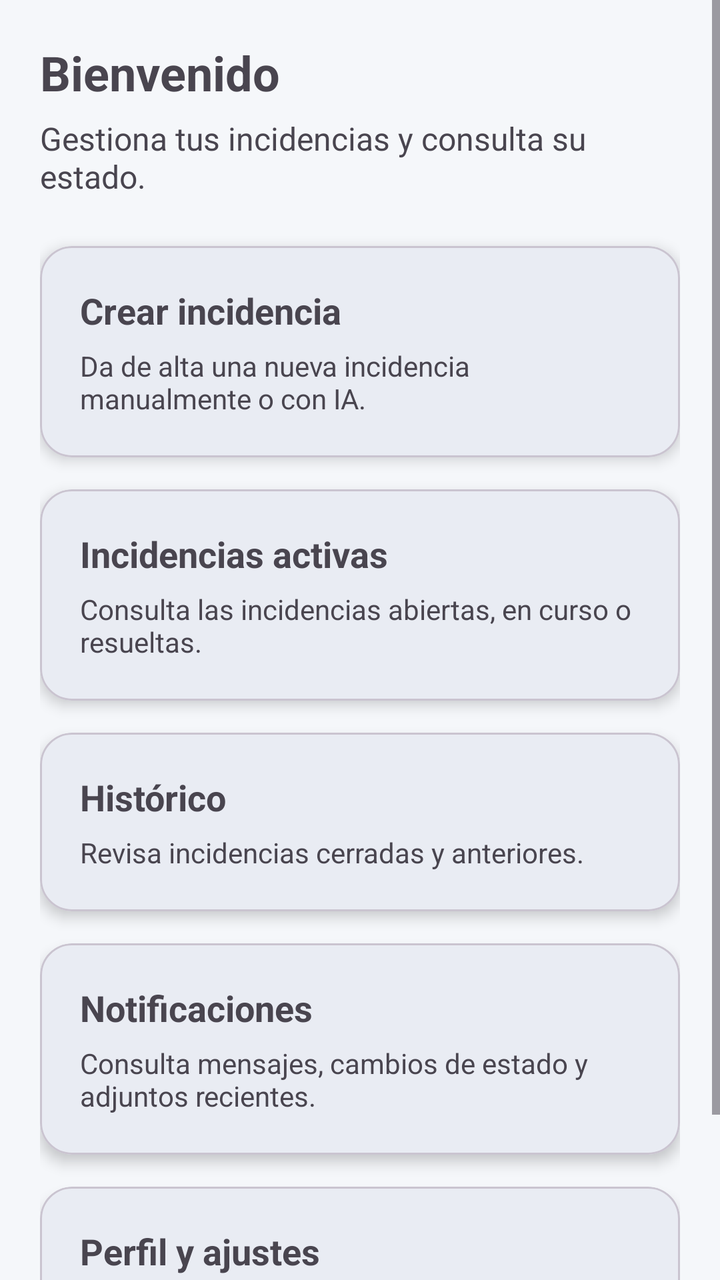
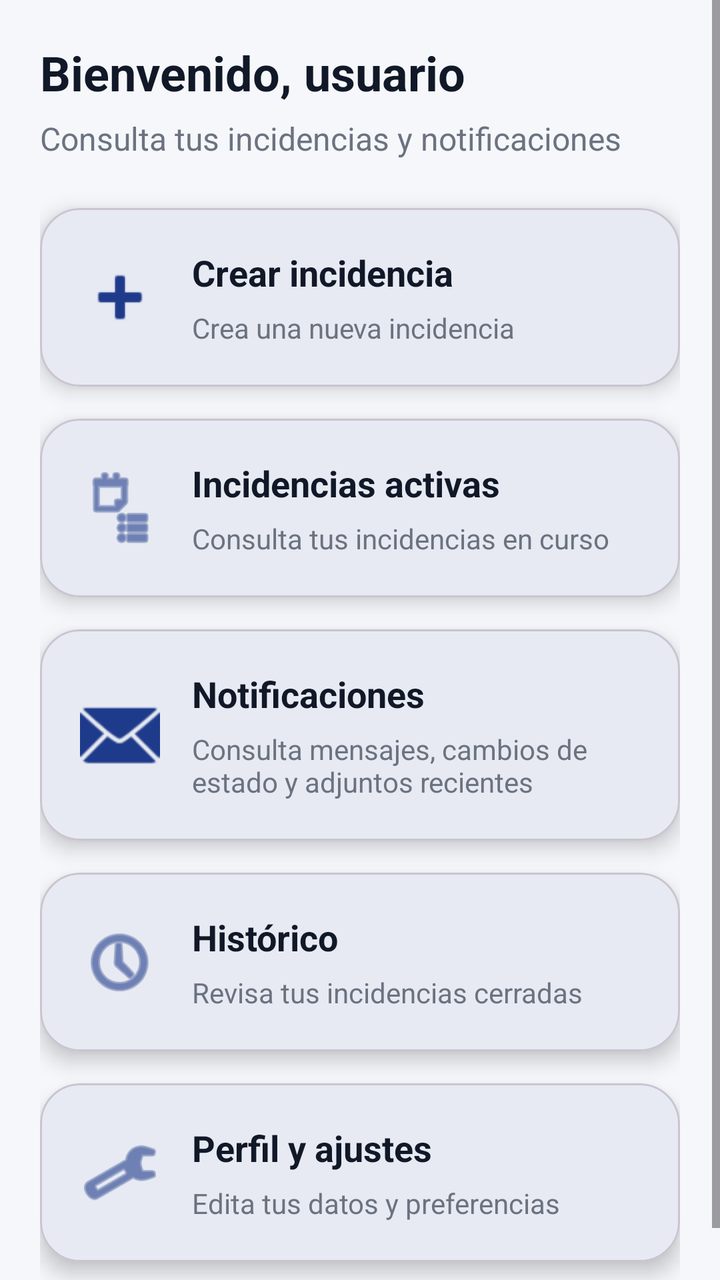

Two renders of the same Android screen: before a commit and after it. Below are the layout's source before the change and the commit's diff.
<!-- AndroidManifest.xml: application theme Theme.Tfgincidenciasfront -->
<!-- res/layout/fragment_user_home.xml -->
<?xml version="1.0" encoding="utf-8"?>
<ScrollView xmlns:android="http://schemas.android.com/apk/res/android"
    xmlns:app="http://schemas.android.com/apk/res-auto"
    android:layout_width="match_parent"
    android:layout_height="match_parent">

    <LinearLayout
        android:layout_width="match_parent"
        android:layout_height="wrap_content"
        android:orientation="vertical"
        android:padding="20dp">

        <TextView
            android:id="@+id/tvWelcome"
            android:layout_width="wrap_content"
            android:layout_height="wrap_content"
            android:text="Bienvenido"
            android:textSize="24sp"
            android:textStyle="bold" />

        <TextView
            android:id="@+id/tvSubtitle"
            android:layout_width="wrap_content"
            android:layout_height="wrap_content"
            android:layout_marginTop="6dp"
            android:text="Gestiona tus incidencias y consulta su estado."
            android:textSize="16sp" />

        <com.google.android.material.card.MaterialCardView
            android:id="@+id/cardCreateIncident"
            android:layout_width="match_parent"
            android:layout_height="wrap_content"
            android:layout_marginTop="24dp"
            app:cardCornerRadius="16dp"
            app:cardElevation="4dp">

            <LinearLayout
                android:layout_width="match_parent"
                android:layout_height="wrap_content"
                android:orientation="vertical"
                android:padding="20dp">

                <TextView
                    android:layout_width="wrap_content"
                    android:layout_height="wrap_content"
                    android:text="Crear incidencia"
                    android:textSize="18sp"
                    android:textStyle="bold" />

                <TextView
                    android:layout_width="wrap_content"
                    android:layout_height="wrap_content"
                    android:layout_marginTop="6dp"
                    android:text="Da de alta una nueva incidencia manualmente o con IA." />
            </LinearLayout>
        </com.google.android.material.card.MaterialCardView>

        <com.google.android.material.card.MaterialCardView
            android:id="@+id/cardActiveIncidents"
            android:layout_width="match_parent"
            android:layout_height="wrap_content"
            android:layout_marginTop="16dp"
            app:cardCornerRadius="16dp"
            app:cardElevation="4dp">

            <LinearLayout
                android:layout_width="match_parent"
                android:layout_height="wrap_content"
                android:orientation="vertical"
                android:padding="20dp">

                <TextView
                    android:layout_width="wrap_content"
                    android:layout_height="wrap_content"
                    android:text="Incidencias activas"
                    android:textSize="18sp"
                    android:textStyle="bold" />

                <TextView
                    android:layout_width="wrap_content"
                    android:layout_height="wrap_content"
                    android:layout_marginTop="6dp"
                    android:text="Consulta las incidencias abiertas, en curso o resueltas." />
            </LinearLayout>
        </com.google.android.material.card.MaterialCardView>

        <com.google.android.material.card.MaterialCardView
            android:id="@+id/cardHistory"
            android:layout_width="match_parent"
            android:layout_height="wrap_content"
            android:layout_marginTop="16dp"
            app:cardCornerRadius="16dp"
            app:cardElevation="4dp">

            <LinearLayout
                android:layout_width="match_parent"
                android:layout_height="wrap_content"
                android:orientation="vertical"
                android:padding="20dp">

                <TextView
                    android:layout_width="wrap_content"
                    android:layout_height="wrap_content"
                    android:text="Histórico"
                    android:textSize="18sp"
                    android:textStyle="bold" />

                <TextView
                    android:layout_width="wrap_content"
                    android:layout_height="wrap_content"
                    android:layout_marginTop="6dp"
                    android:text="Revisa incidencias cerradas y anteriores." />
            </LinearLayout>
        </com.google.android.material.card.MaterialCardView>
        <com.google.android.material.card.MaterialCardView
            android:id="@+id/cardNotifications"
            android:layout_width="match_parent"
            android:layout_height="wrap_content"
            android:layout_marginTop="16dp"
            app:cardCornerRadius="16dp"
            app:cardElevation="4dp">

            <LinearLayout
                android:layout_width="match_parent"
                android:layout_height="wrap_content"
                android:orientation="vertical"
                android:padding="20dp">

                <TextView
                    android:layout_width="wrap_content"
                    android:layout_height="wrap_content"
                    android:text="Notificaciones"
                    android:textSize="18sp"
                    android:textStyle="bold" />

                <TextView
                    android:layout_width="wrap_content"
                    android:layout_height="wrap_content"
                    android:layout_marginTop="6dp"
                    android:text="Consulta mensajes, cambios de estado y adjuntos recientes." />
            </LinearLayout>
        </com.google.android.material.card.MaterialCardView>

        <com.google.android.material.card.MaterialCardView
            android:id="@+id/cardSettings"
            android:layout_width="match_parent"
            android:layout_height="wrap_content"
            android:layout_marginTop="16dp"
            android:layout_marginBottom="16dp"
            app:cardCornerRadius="16dp"
            app:cardElevation="4dp">

            <LinearLayout
                android:layout_width="match_parent"
                android:layout_height="wrap_content"
                android:orientation="vertical"
                android:padding="20dp">

                <TextView
                    android:layout_width="wrap_content"
                    android:layout_height="wrap_content"
                    android:text="Perfil y ajustes"
                    android:textSize="18sp"
                    android:textStyle="bold" />

                <TextView
                    android:layout_width="wrap_content"
                    android:layout_height="wrap_content"
                    android:layout_marginTop="6dp"
                    android:text="Edita tus datos, cambia la contraseña o cierra sesión." />
            </LinearLayout>
        </com.google.android.material.card.MaterialCardView>

    </LinearLayout>
</ScrollView>
<!-- resources referenced by this layout -->
<resources>
  <style name="Theme.Tfgincidenciasfront" parent="Base.Theme.Tfgincidenciasfront" />
  <style name="Base.Theme.Tfgincidenciasfront" parent="Theme.Material3.DayNight.NoActionBar">
  
          
          <item name="colorPrimary">@color/primary</item>
          <item name="colorOnPrimary">@color/onPrimary</item>
  
          
          <item name="android:colorBackground">@color/background</item>
  
          
          <item name="colorSurface">@color/surface</item>
          <item name="colorOnSurface">@color/onSurface</item>
  
      </style>
  <color name="primary">#1E3A8A</color>
  <color name="onPrimary">#FFFFFF</color>
  <color name="background">#F5F7FA</color>
  <color name="surface">#FFFFFF</color>
  <color name="onSurface">#111827</color>
</resources>

<!-- the commit's change to res/layout/fragment_user_home.xml (unified diff, before → after) -->
@@ -2,7 +2,8 @@
 <ScrollView xmlns:android="http://schemas.android.com/apk/res/android"
     xmlns:app="http://schemas.android.com/apk/res-auto"
     android:layout_width="match_parent"
-    android:layout_height="match_parent">
+    android:layout_height="match_parent"
+    android:fillViewport="true">
 
     <LinearLayout
         android:layout_width="match_parent"
@@ -14,7 +15,8 @@
             android:id="@+id/tvWelcome"
             android:layout_width="wrap_content"
             android:layout_height="wrap_content"
-            android:text="Bienvenido"
+            android:text="Bienvenido, usuario"
+            android:textColor="@color/onSurface"
             android:textSize="24sp"
             android:textStyle="bold" />
 
@@ -23,7 +25,8 @@
             android:layout_width="wrap_content"
             android:layout_height="wrap_content"
             android:layout_marginTop="6dp"
-            android:text="Gestiona tus incidencias y consulta su estado."
+            android:text="Consulta tus incidencias y notificaciones"
+            android:textColor="@color/secondaryText"
             android:textSize="16sp" />
 
         <com.google.android.material.card.MaterialCardView
@@ -31,113 +34,231 @@
             android:layout_width="match_parent"
             android:layout_height="wrap_content"
             android:layout_marginTop="24dp"
-            app:cardCornerRadius="16dp"
-            app:cardElevation="4dp">
-
-            <LinearLayout
-                android:layout_width="match_parent"
-                android:layout_height="wrap_content"
-                android:orientation="vertical"
-                android:padding="20dp">
+            android:clickable="true"
+            android:focusable="true"
+            android:stateListAnimator="@animator/card_press_state_animator"
+            app:cardBackgroundColor="@color/surface"
+            app:cardCornerRadius="20dp"
+            app:cardElevation="6dp"
+            app:rippleColor="@color/card_ripple">
+
+            <LinearLayout
+                android:layout_width="match_parent"
+                android:layout_height="wrap_content"
+                android:gravity="center_vertical"
+                android:orientation="horizontal"
+                android:padding="20dp">
+
+                <ImageView
+                    android:layout_width="40dp"
+                    android:layout_height="40dp"
+                    android:contentDescription="@null"
+                    android:src="@android:drawable/ic_input_add"
+                    android:tint="@color/primary" />
+
+                <LinearLayout
+                    android:layout_width="0dp"
+                    android:layout_height="wrap_content"
+                    android:layout_marginStart="16dp"
+                    android:layout_weight="1"
+                    android:orientation="vertical">
+
+                    <TextView
+                        android:layout_width="wrap_content"
+                        android:layout_height="wrap_content"
+                        android:text="Crear incidencia"
+                        android:textColor="@color/onSurface"
+                        android:textSize="18sp"
+                        android:textStyle="bold" />
+
+                    <TextView
+                        android:layout_width="wrap_content"
+                        android:layout_height="wrap_content"
+                        android:layout_marginTop="6dp"
+                        android:text="Crea una nueva incidencia"
+                        android:textColor="@color/secondaryText" />
+                </LinearLayout>
+
+            </LinearLayout>
+        </com.google.android.material.card.MaterialCardView>
+
+        <com.google.android.material.card.MaterialCardView
+            android:id="@+id/cardActiveIncidents"
+            android:layout_width="match_parent"
+            android:layout_height="wrap_content"
+            android:layout_marginTop="16dp"
+            android:clickable="true"
+            android:focusable="true"
+            android:stateListAnimator="@animator/card_press_state_animator"
+            app:cardBackgroundColor="@color/surface"
+            app:cardCornerRadius="20dp"
+            app:cardElevation="6dp"
+            app:rippleColor="@color/card_ripple">
+
+            <LinearLayout
+                android:layout_width="match_parent"
+                android:layout_height="wrap_content"
+                android:gravity="center_vertical"
+                android:orientation="horizontal"
+                android:padding="20dp">
+
+                <ImageView
+                    android:layout_width="40dp"
+                    android:layout_height="40dp"
+                    android:contentDescription="@null"
+                    android:src="@android:drawable/ic_menu_agenda"
+                    android:tint="@color/primary" />
+
+                <LinearLayout
+                    android:layout_width="0dp"
+                    android:layout_height="wrap_content"
+                    android:layout_marginStart="16dp"
+                    android:layout_weight="1"
+                    android:orientation="vertical">
+
+                    <TextView
+                        android:layout_width="wrap_content"
+                        android:layout_height="wrap_content"
+                        android:text="Incidencias activas"
+                        android:textColor="@color/onSurface"
+                        android:textSize="18sp"
+                        android:textStyle="bold" />
+
+                    <TextView
+                        android:layout_width="wrap_content"
+                        android:layout_height="wrap_content"
+                        android:layout_marginTop="6dp"
+                        android:text="Consulta tus incidencias en curso"
+                        android:textColor="@color/secondaryText" />
+                </LinearLayout>
 
                 <TextView
+                    android:id="@+id/tvActiveCount"
                     android:layout_width="wrap_content"
                     android:layout_height="wrap_content"
-                    android:text="Crear incidencia"
-                    android:textSize="18sp"
-                    android:textStyle="bold" />
+                    android:background="@drawable/bg_home_counter"
+                    android:paddingHorizontal="12dp"
+                    android:paddingVertical="6dp"
+                    android:text="0"
+                    android:textColor="@color/primary"
+                    android:textStyle="bold"
+                    android:visibility="gone" />
+            </LinearLayout>
+        </com.google.android.material.card.MaterialCardView>
+
+        <com.google.android.material.card.MaterialCardView
+            android:id="@+id/cardNotifications"
+            android:layout_width="match_parent"
+            android:layout_height="wrap_content"
+            android:layout_marginTop="16dp"
+            android:clickable="true"
+            android:focusable="true"
+            android:stateListAnimator="@animator/card_press_state_animator"
+            app:cardBackgroundColor="@color/surface"
+            app:cardCornerRadius="20dp"
+            app:cardElevation="6dp"
+            app:rippleColor="@color/card_ripple">
+
+            <LinearLayout
+                android:layout_width="match_parent"
+                android:layout_height="wrap_content"
+                android:gravity="center_vertical"
+                android:orientation="horizontal"
+                android:padding="20dp">
+
+                <ImageView
+                    android:layout_width="40dp"
+                    android:layout_height="40dp"
+                    android:contentDescription="@null"
+                    android:src="@android:drawable/ic_dialog_email"
+                    android:tint="@color/primary" />
+
+                <LinearLayout
+                    android:layout_width="0dp"
+                    android:layout_height="wrap_content"
+                    android:layout_marginStart="16dp"
+                    android:layout_weight="1"
+                    android:orientation="vertical">
+
+                    <TextView
+                        android:layout_width="wrap_content"
+                        android:layout_height="wrap_content"
+                        android:text="Notificaciones"
+                        android:textColor="@color/onSurface"
+                        android:textSize="18sp"
+                        android:textStyle="bold" />
+
+                    <TextView
+                        android:layout_width="wrap_content"
+                        android:layout_height="wrap_content"
+                        android:layout_marginTop="6dp"
+                        android:text="Consulta mensajes, cambios de estado y adjuntos recientes"
+                        android:textColor="@color/secondaryText" />
+                </LinearLayout>
 
                 <TextView
+                    android:id="@+id/tvNotificationsCount"
                     android:layout_width="wrap_content"
                     android:layout_height="wrap_content"
-                    android:layout_marginTop="6dp"
-                    android:text="Da de alta una nueva incidencia manualmente o con IA." />
-            </LinearLayout>
-        </com.google.android.material.card.MaterialCardView>
-
-        <com.google.android.material.card.MaterialCardView
-            android:id="@+id/cardActiveIncidents"
+                    android:background="@drawable/bg_home_counter"
+                    android:paddingHorizontal="12dp"
+                    android:paddingVertical="6dp"
+                    android:text="0"
+                    android:textColor="@color/primary"
+                    android:textStyle="bold"
+                    android:visibility="gone" />
+            </LinearLayout>
+        </com.google.android.material.card.MaterialCardView>
+
+        <com.google.android.material.card.MaterialCardView
+            android:id="@+id/cardHistory"
             android:layout_width="match_parent"
             android:layout_height="wrap_content"
             android:layout_marginTop="16dp"
-            app:cardCornerRadius="16dp"
-            app:cardElevation="4dp">
-
-            <LinearLayout
-                android:layout_width="match_parent"
-                android:layout_height="wrap_content"
-                android:orientation="vertical"
-                android:padding="20dp">
-
-                <TextView
-                    android:layout_width="wrap_content"
-                    android:layout_height="wrap_content"
-                    android:text="Incidencias activas"
-                    android:textSize="18sp"
-                    android:textStyle="bold" />
-
-                <TextView
-                    android:layout_width="wrap_content"
-                    android:layout_height="wrap_content"
-                    android:layout_marginTop="6dp"
-                    android:text="Consulta las incidencias abiertas, en curso o resueltas." />
-            </LinearLayout>
-        </com.google.android.material.card.MaterialCardView>
-
-        <com.google.android.material.card.MaterialCardView
-            android:id="@+id/cardHistory"
-            android:layout_width="match_parent"
-            android:layout_height="wrap_content"
-            android:layout_marginTop="16dp"
-            app:cardCornerRadius="16dp"
-            app:cardElevation="4dp">
-
-            <LinearLayout
-                android:layout_width="match_parent"
-                android:layout_height="wrap_content"
-                android:orientation="vertical"
-                android:padding="20dp">
-
-                <TextView
-                    android:layout_width="wrap_content"
-                    android:layout_height="wrap_content"
-                    android:text="Histórico"
-                    android:textSize="18sp"
-                    android:textStyle="bold" />
-
-                <TextView
-                    android:layout_width="wrap_content"
-                    android:layout_height="wrap_content"
-                    android:layout_marginTop="6dp"
-                    android:text="Revisa incidencias cerradas y anteriores." />
-            </LinearLayout>
-        </com.google.android.material.card.MaterialCardView>
-        <com.google.android.material.card.MaterialCardView
-            android:id="@+id/cardNotifications"
-            android:layout_width="match_parent"
-            android:layout_height="wrap_content"
-            android:layout_marginTop="16dp"
-            app:cardCornerRadius="16dp"
-            app:cardElevation="4dp">
-
-            <LinearLayout
-                android:layout_width="match_parent"
-                android:layout_height="wrap_content"
-                android:orientation="vertical"
-                android:padding="20dp">
-
-                <TextView
-                    android:layout_width="wrap_content"
-                    android:layout_height="wrap_content"
-                    android:text="Notificaciones"
-                    android:textSize="18sp"
-                    android:textStyle="bold" />
-
-                <TextView
-                    android:layout_width="wrap_content"
-                    android:layout_height="wrap_content"
-                    android:layout_marginTop="6dp"
-                    android:text="Consulta mensajes, cambios de estado y adjuntos recientes." />
+            android:clickable="true"
+            android:focusable="true"
+            android:stateListAnimator="@animator/card_press_state_animator"
+            app:cardBackgroundColor="@color/surface"
+            app:cardCornerRadius="20dp"
+            app:cardElevation="6dp"
+            app:rippleColor="@color/card_ripple">
+
+            <LinearLayout
+                android:layout_width="match_parent"
+                android:layout_height="wrap_content"
+                android:gravity="center_vertical"
+                android:orientation="horizontal"
+                android:padding="20dp">
+
+                <ImageView
+                    android:layout_width="40dp"
+                    android:layout_height="40dp"
+                    android:contentDescription="@null"
+                    android:src="@android:drawable/ic_menu_recent_history"
+                    android:tint="@color/primary" />
+
+                <LinearLayout
+                    android:layout_width="0dp"
+                    android:layout_height="wrap_content"
+                    android:layout_marginStart="16dp"
+                    android:layout_weight="1"
+                    android:orientation="vertical">
+
+                    <TextView
+                        android:layout_width="wrap_content"
+                        android:layout_height="wrap_content"
+                        android:text="Histórico"
+                        android:textColor="@color/onSurface"
+                        android:textSize="18sp"
+                        android:textStyle="bold" />
+
+                    <TextView
+                        android:layout_width="wrap_content"
+                        android:layout_height="wrap_content"
+                        android:layout_marginTop="6dp"
+                        android:text="Revisa tus incidencias cerradas"
+                        android:textColor="@color/secondaryText" />
+                </LinearLayout>
             </LinearLayout>
         </com.google.android.material.card.MaterialCardView>
 
@@ -147,27 +268,50 @@
             android:layout_height="wrap_content"
             android:layout_marginTop="16dp"
             android:layout_marginBottom="16dp"
-            app:cardCornerRadius="16dp"
-            app:cardElevation="4dp">
-
-            <LinearLayout
-                android:layout_width="match_parent"
-                android:layout_height="wrap_content"
-                android:orientation="vertical"
-                android:padding="20dp">
-
-                <TextView
-                    android:layout_width="wrap_content"
-                    android:layout_height="wrap_content"
-                    android:text="Perfil y ajustes"
-                    android:textSize="18sp"
-                    android:textStyle="bold" />
-
-                <TextView
-                    android:layout_width="wrap_content"
-                    android:layout_height="wrap_content"
-                    android:layout_marginTop="6dp"
-                    android:text="Edita tus datos, cambia la contraseña o cierra sesión." />
+            android:clickable="true"
+            android:focusable="true"
+            android:stateListAnimator="@animator/card_press_state_animator"
+            app:cardBackgroundColor="@color/surface"
+            app:cardCornerRadius="20dp"
+            app:cardElevation="6dp"
+            app:rippleColor="@color/card_ripple">
+
+            <LinearLayout
+                android:layout_width="match_parent"
+                android:layout_height="wrap_content"
+                android:gravity="center_vertical"
+                android:orientation="horizontal"
+                android:padding="20dp">
+
+                <ImageView
+                    android:layout_width="40dp"
+                    android:layout_height="40dp"
+                    android:contentDescription="@null"
+                    android:src="@android:drawable/ic_menu_manage"
+                    android:tint="@color/primary" />
+
+                <LinearLayout
+                    android:layout_width="0dp"
+                    android:layout_height="wrap_content"
+                    android:layout_marginStart="16dp"
+                    android:layout_weight="1"
+                    android:orientation="vertical">
+
+                    <TextView
+                        android:layout_width="wrap_content"
+                        android:layout_height="wrap_content"
+                        android:text="Perfil y ajustes"
+                        android:textColor="@color/onSurface"
+                        android:textSize="18sp"
+                        android:textStyle="bold" />
+
+                    <TextView
+                        android:layout_width="wrap_content"
+                        android:layout_height="wrap_content"
+                        android:layout_marginTop="6dp"
+                        android:text="Edita tus datos y preferencias"
+                        android:textColor="@color/secondaryText" />
+                </LinearLayout>
             </LinearLayout>
         </com.google.android.material.card.MaterialCardView>
 
<!-- resource entries referenced after the edit -->
@@ -16,9 +16,17 @@
   
       </style>
   <color name="primary">#1E3A8A</color>
+  <color name="secondaryText">#6B7280</color>
   <color name="onPrimary">#FFFFFF</color>
   <color name="background">#F5F7FA</color>
   <color name="surface">#FFFFFF</color>
+  <!-- drawable bg_home_counter (drawable) -->
+  <?xml version="1.0" encoding="utf-8"?>
+  <shape xmlns:android="http://schemas.android.com/apk/res/android"
+      android:shape="rectangle">
+      <solid android:color="#E8EEF9" />
+      <corners android:radius="999dp" />
+  </shape>
   <color name="onSurface">#111827</color>
 </resources>
 
